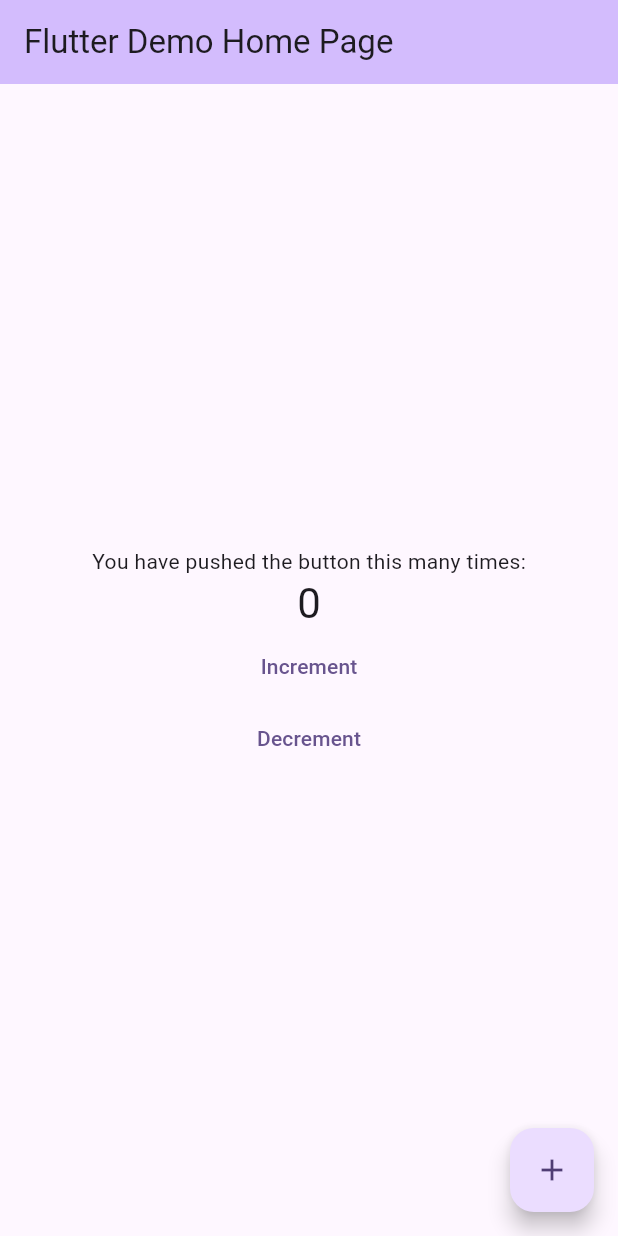
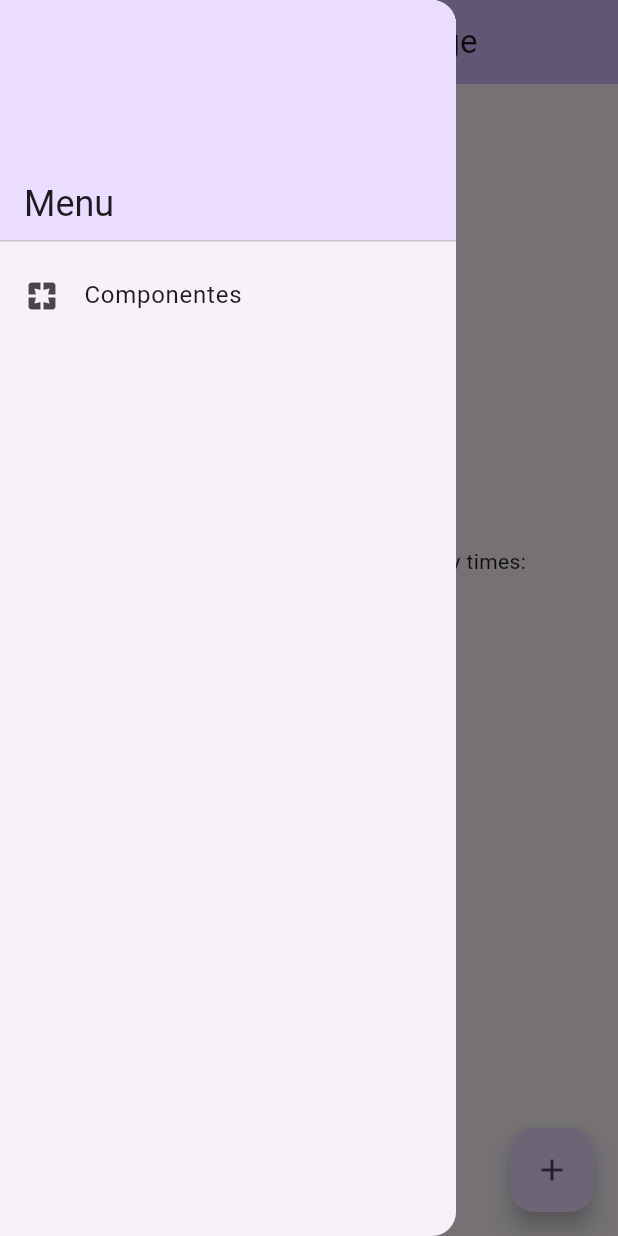
Before and after one commit to amanciojrba/myapp, a Flutter app: the screen it shows after launch, with the side drawer open (before the commit the screen has no drawer), on a phone screen of 412 x 824 dp. Run offline on Flutter 3.47's test engine with Material 3 defaults, Android fonts, the phone set to English and light mode, and no system bars.

Commit message:
feat: adiciona menu drawer e pagina components

```diff
--- /dev/null
+++ b/lib/components.dart
@@ -0,0 +1,15 @@
+import 'package:flutter/material.dart';
+
+class ComponentsPage extends StatelessWidget {
+  const ComponentsPage({super.key});
+
+  @override
+  Widget build(BuildContext context) {
+    return Scaffold(
+      appBar: AppBar(title: const Text('Componentes')),
+      body: const Center(
+        child: Text('Página de Componentes'),
+      ),
+    );
+  }
+}
--- a/lib/main.dart
+++ b/lib/main.dart
@@ -1,4 +1,5 @@
 import 'package:flutter/material.dart';
+import 'components.dart';
 
 void main() {
   runApp(const MyApp());
@@ -7,27 +8,11 @@ void main() {
 class MyApp extends StatelessWidget {
   const MyApp({super.key});
 
-  // This widget is the root of your application.
   @override
   Widget build(BuildContext context) {
     return MaterialApp(
       title: 'Flutter Demo',
       theme: ThemeData(
-        // This is the theme of your application.
-        //
-        // TRY THIS: Try running your application with "flutter run". You'll see
-        // the application has a purple toolbar. Then, without quitting the app,
-        // try changing the seedColor in the colorScheme below to Colors.green
-        // and then invoke "hot reload" (save your changes or press the "hot
-        // reload" button in a Flutter-supported IDE, or press "r" if you used
-        // the command line to start the app).
-        //
-        // Notice that the counter didn't reset back to zero; the application
-        // state is not lost during the reload. To reset the state, use hot
-        // restart instead.
-        //
-        // This works for code too, not just values: Most code changes can be
-        // tested with just a hot reload.
         colorScheme: ColorScheme.fromSeed(seedColor: Colors.deepPurple),
       ),
       home: const MyHomePage(title: 'Flutter Demo Home Page'),
@@ -37,15 +22,6 @@ class MyApp extends StatelessWidget {
 
 class MyHomePage extends StatefulWidget {
   const MyHomePage({super.key, required this.title});
-
-  // This widget is the home page of your application. It is stateful, meaning
-  // that it has a State object (defined below) that contains fields that affect
-  // how it looks.
-
-  // This class is the configuration for the state. It holds the values (in this
-  // case the title) provided by the parent (in this case the App widget) and
-  // used by the build method of the State. Fields in a Widget subclass are
-  // always marked "final".
 
   final String title;
 
@@ -68,59 +44,64 @@ void _decrementCounter() {
     });
   }
 
-
-
   @override
   Widget build(BuildContext context) {
-    // This method is rerun every time setState is called, for instance as done
-    // by the _incrementCounter method above.
-    //
-    // The Flutter framework has been optimized to make rerunning build methods
-    // fast, so that you can just rebuild anything that needs updating rather
-    // than having to individually change instances of widgets.
     return Scaffold(
       appBar: AppBar(
-        // TRY THIS: Try changing the color here to a specific color (to
-        // Colors.amber, perhaps?) and trigger a hot reload to see the AppBar
-        // change color while the other colors stay the same.
         backgroundColor: Theme.of(context).colorScheme.inversePrimary,
-        // Here we take the value from the MyHomePage object that was created by
-        // the App.build method, and use it to set our appbar title.
         title: Text(widget.title),
       ),
+      drawer: Drawer(
+        child: SafeArea(
+          child: ListView(
+            padding: EdgeInsets.zero,
+            children: [
+              DrawerHeader(
+                decoration: BoxDecoration(
+                  color: Theme.of(context).colorScheme.primaryContainer,
+                ),
+                child: Align(
+                  alignment: Alignment.bottomLeft,
+                  child: Text(
+                    'Menu',
+                    style: Theme.of(context).textTheme.headlineSmall,
+                  ),
+                ),
+              ),
+              ListTile(
+                leading: const Icon(Icons.pages),
+                title: const Text('Componentes'),
+                onTap: () {
+                  Navigator.pop(context);
+                  Navigator.push(
+                    context,
+                    MaterialPageRoute(
+                      builder: (_) => const ComponentsPage(),
+                    ),
+                  );
+                },
+              ),
+            ],
+          ),
+        ),
+      ),
       body: Center(
-        // Center is a layout widget. It takes a single child and positions it
-        // in the middle of the parent.
         child: Column(
-          // Column is also a layout widget. It takes a list of children and
-          // arranges them vertically. By default, it sizes itself to fit its
-          // children horizontally, and tries to be as tall as its parent.
-          //
-          // Column has various properties to control how it sizes itself and
-          // how it positions its children. Here we use mainAxisAlignment to
-          // center the children vertically; the main axis here is the vertical
-          // axis because Columns are vertical (the cross axis would be
-          // horizontal).
-          //
-          // TRY THIS: Invoke "debug painting" (choose the "Toggle Debug Paint"
-          // action in the IDE, or press "p" in the console), to see the
-          // wireframe for each widget.
           mainAxisAlignment: MainAxisAlignment.center,
           children: <Widget>[
             const Text('You have pushed the button this many times:'),
             Text(
               '$_counter',
               style: Theme.of(context).textTheme.headlineMedium,
-            ),TextButton(
+            ),
+            TextButton(
               onPressed: _incrementCounter,
-  child: Text('Increment'),
+              child: const Text('Increment'),
             ),
-
             TextButton(
               onPressed: _decrementCounter,
-  child: Text('Decrement'),
+              child: const Text('Decrement'),
             ),
-
           ],
         ),
       ),
@@ -128,7 +109,7 @@ TextButton(
         onPressed: _incrementCounter,
         tooltip: 'Increment',
         child: const Icon(Icons.add),
-      ), // This trailing comma makes auto-formatting nicer for build methods.
+      ),
     );
   }
 }
```
Lines whose indentation alone changed are shown as unchanged.
